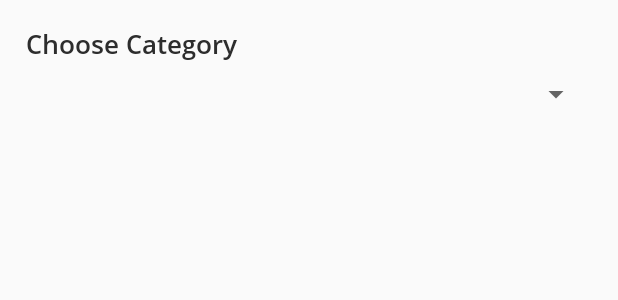
After one commit to AdityaV025/MuncheRestaurantPartner, an Android app: the layout fragment_create_new_menu.xml on its own in the app's theme, with its tools: preview values and no code run, on a phone screen of 412 x 824 dp. The commit adds this screen. Shown: the top 300 px of the screen. Run offline under Robolectric (Android 15) with nearby library versions, the light colour scheme and no system bars.

Commit message:
progress in MenuFragment

```diff
--- a/app/src/main/java/UI/MyProfileActivity.java
+++ b/app/src/main/java/UI/MyProfileActivity.java
@@ -60,6 +60,8 @@ public class MyProfileActivity extends AppCompatActivity implements View.OnClick
     private DocumentReference mRestRef;
     private AVLoadingIndicatorView mLoadingView;
     private ProgressDialog progressDialog;
+
+    //TODO: Implement ChiliPhotoPicker in MyProfileFragment
 
     @Override
     protected void onCreate(Bundle savedInstanceState) {
--- /dev/null
+++ b/app/src/main/res/layout/fragment_create_new_menu.xml
@@ -0,0 +1,25 @@
+<RelativeLayout
+    xmlns:android="http://schemas.android.com/apk/res/android"
+    xmlns:tools="http://schemas.android.com/tools"
+    android:layout_width="match_parent"
+    android:layout_height="match_parent"
+    tools:context="Fragments.CreateNewMenuFragment"
+    android:padding="17dp">
+
+    <TextView
+        android:id="@+id/chooseCategoryText"
+        android:layout_width="wrap_content"
+        android:layout_height="wrap_content"
+        android:text="@string/choose_category"
+        android:textColor="@color/colorAccent"
+        android:fontFamily="@font/open_sans_semibold"
+        android:textSize="17sp"/>
+
+    <Spinner
+        android:id="@+id/chooseCategorySpinner"
+        android:layout_width="match_parent"
+        android:layout_height="wrap_content"
+        android:layout_below="@+id/chooseCategoryText"
+        android:layout_marginTop="9dp"/>
+
+</RelativeLayout>
--- a/app/src/main/res/values/strings.xml
+++ b/app/src/main/res/values/strings.xml
@@ -34,4 +34,7 @@
     <string name="payment_settings">Payment Settings</string>
     <string name="prep_time">Prep Time</string>
     <string name="change_address">Change Address</string>
+    <string name="create_menu">Create Your Restaurant Menu</string>
+    <string name="create">Create</string>
+    <string name="choose_category">Choose Category</string>
 </resources>
```
Also changed, not shown: app/src/main/java/Fragments/CreateNewMenuFragment.java (added, +74 -0 lines), app/src/main/java/Fragments/MenuFragment.java (+75 -3 lines), app/src/main/res/layout/fragment_menu.xml (+36 -2 lines), app/src/main/res/layout/fragment_menu_main.xml (added, +9 -0 lines).
